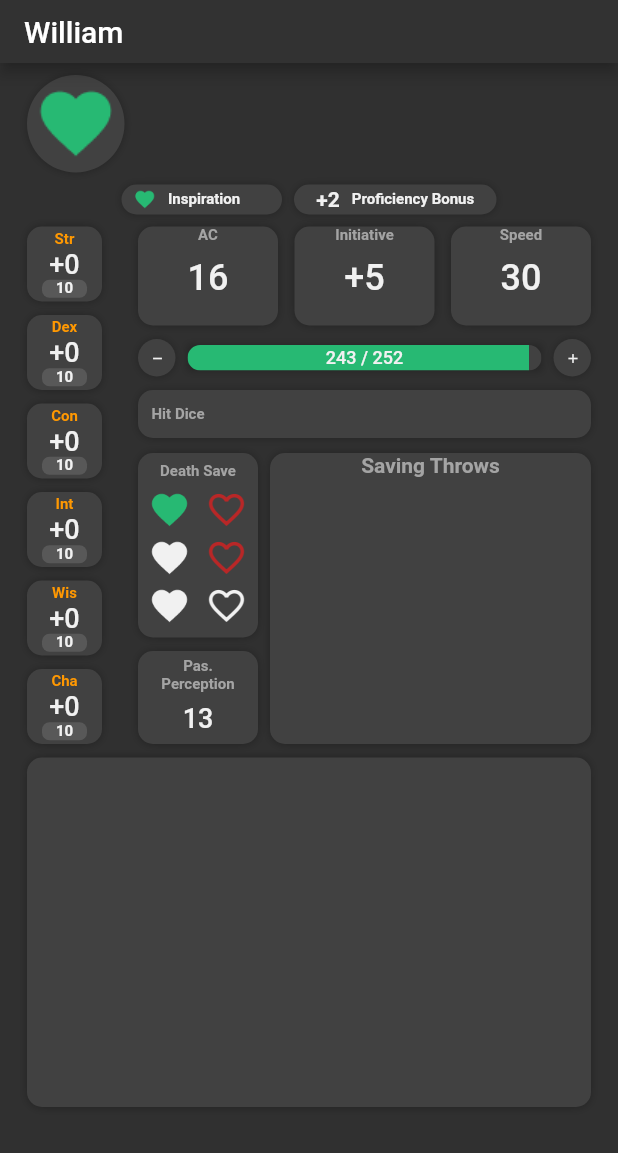
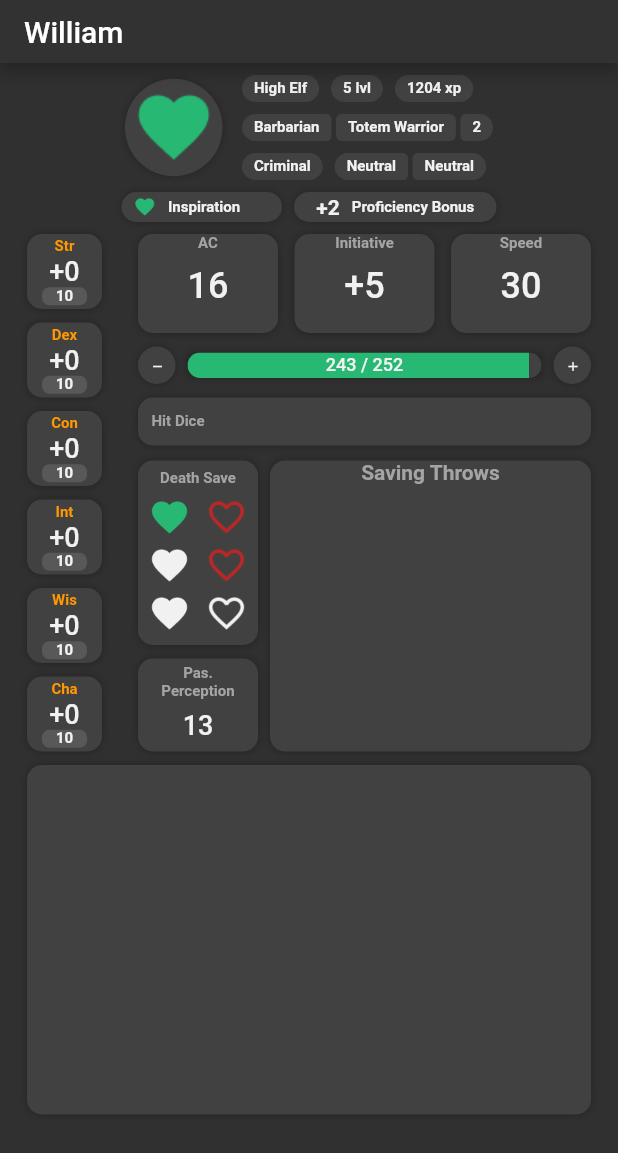
Before and after one commit to Lysmi/character_sheet, a Flutter app: the screen it shows after launch, on a phone screen of 412 x 824 dp. Shown: the top 1153 px of the screen. Run offline on Flutter 3.47's test engine with Material 2 defaults, Android fonts, the phone set to English and light mode, and no system bars; our stand-ins replace device_preview, percent_indicator; Roboto replaces fonts that are missing (Montserrat).

Commit message:
add main info panel to character_stats_page

```diff
--- a/lib/screens/character_stats/character_stats_page.dart
+++ b/lib/screens/character_stats/character_stats_page.dart
@@ -4,6 +4,7 @@ import 'package:character_sheet/screens/character_stats/widgets/death_save.dart'
 import 'package:character_sheet/screens/character_stats/widgets/derived_stats.dart';
 import 'package:character_sheet/screens/character_stats/widgets/health.dart';
 import 'package:character_sheet/screens/character_stats/widgets/hit_dice.dart';
+import 'package:character_sheet/screens/character_stats/widgets/info.dart';
 import 'package:character_sheet/screens/character_stats/widgets/inspiration.dart';
 import 'package:character_sheet/screens/character_stats/widgets/passive_perception.dart';
 import 'package:character_sheet/screens/character_stats/widgets/proficiency_bonus.dart';
@@ -28,21 +29,22 @@ class CharacterStatsContent extends StatelessWidget {
       body: Center(
         child: Container(
           padding: const EdgeInsets.only(left: 18.0, right: 18.0),
-          //constraints: const BoxConstraints(maxWidth: 500),
-          child: ListView(
-              padding: const EdgeInsets.symmetric(vertical: 8),
-              children: [
+          constraints: const BoxConstraints(maxWidth: 500),
+          child: ListView(padding: const EdgeInsets.symmetric(vertical: 8), children: [
             Column(
               children: [
-                    Row(
+                Wrap(
+                  crossAxisAlignment: WrapCrossAlignment.center,
+                  spacing: 13,
                   children: const [
                     CharacterPhoto(),
+                    Info(),
                   ],
                 ),
                 Padding(
                   padding: const EdgeInsets.symmetric(vertical: 8.0),
                   child: Wrap(
-                        spacing: 8.0,
+                    spacing: 8,
                     children: const [
                       Inspiration(),
                       ProficiencyBonus(),
@@ -53,9 +55,7 @@ class CharacterStatsContent extends StatelessWidget {
                   spacing: 9,
                   runSpacing: 9,
                   children: [
-                        Container(
-                          constraints: const BoxConstraints(maxWidth: 500),
-                          child: Row(
+                    Row(
                       children: [
                         AbilityList(),
                         const SizedBox(
@@ -81,8 +81,7 @@ class CharacterStatsContent extends StatelessWidget {
                                     ),
                                     const Expanded(
                                       child: Padding(
-                                              padding:
-                                                  EdgeInsets.only(left: 8.0),
+                                        padding: EdgeInsets.only(left: 8.0),
                                         child: SavingThrows(),
                                       ),
                                     ),
@@ -93,7 +92,6 @@ class CharacterStatsContent extends StatelessWidget {
                           ),
                         ),
                       ],
-                          ),
                     ),
                     const SkillList(),
                   ],
--- /dev/null
+++ b/lib/screens/character_stats/widgets/character_classes.dart
@@ -0,0 +1,66 @@
+import 'package:character_sheet/styles/text_styles.dart';
+import 'package:flutter/material.dart';
+
+import '../../../styles/assets_images.dart';
+import '../../../styles/colours.dart';
+import '../../../styles/global_styles.dart';
+
+class CharacterClasses extends StatelessWidget {
+  final String characterClass;
+  final String archetype;
+  final String classLvl;
+  var _haveArchetype = false;
+
+  CharacterClasses({
+    Key? key,
+    required this.characterClass,
+    required this.classLvl,
+    this.archetype = '',
+  }) : super(key: key);
+
+  get onChanged => null;
+
+  @override
+  Widget build(BuildContext context) {
+    if (archetype != '') {
+      _haveArchetype = true;
+    }
+    return Wrap(
+      spacing: 3,
+      children: [
+        Container(
+          padding: const EdgeInsets.symmetric(horizontal: 8, vertical: 3),
+          decoration: BoxDecoration(
+              color: currTheme.secondaryColor,
+              borderRadius: const BorderRadius.horizontal(
+                  left: Radius.circular(10), right: Radius.circular(4))),
+          child: Text(
+            characterClass,
+            style: smallTitleOnMainTextStyle,
+          ),
+        ),
+        if (_haveArchetype)
+          Container(
+            padding: const EdgeInsets.symmetric(horizontal: 8, vertical: 3),
+            decoration: BoxDecoration(
+                color: currTheme.secondaryColor, borderRadius: BorderRadius.circular(4)),
+            child: Text(
+              archetype,
+              style: smallTitleOnMainTextStyle,
+            ),
+          ),
+        Container(
+          padding: const EdgeInsets.symmetric(horizontal: 8, vertical: 3),
+          decoration: BoxDecoration(
+              color: currTheme.secondaryColor,
+              borderRadius: const BorderRadius.horizontal(
+                  left: Radius.circular(4), right: Radius.circular(10))),
+          child: Text(
+            classLvl,
+            style: smallTitleOnMainTextStyle,
+          ),
+        ),
+      ],
+    );
+  }
+}
--- /dev/null
+++ b/lib/screens/character_stats/widgets/info.dart
@@ -0,0 +1,79 @@
+import 'package:character_sheet/styles/text_styles.dart';
+import 'package:flutter/material.dart';
+
+import '../../../styles/assets_images.dart';
+import '../../../styles/colours.dart';
+import '../../../styles/global_styles.dart';
+import '../../../widgets/text_tag.dart';
+import 'character_classes.dart';
+
+class Info extends StatelessWidget {
+  const Info({Key? key}) : super(key: key);
+
+  get onChanged => null;
+
+  @override
+  Widget build(BuildContext context) {
+    return Wrap(
+      direction: Axis.vertical,
+      spacing: 8,
+      runSpacing: 13,
+      children: [
+        Wrap(
+          spacing: 8,
+          children: const [
+            TextTag(
+              data: 'High Elf',
+            ),
+            TextTag(
+              data: '5 lvl',
+            ),
+            TextTag(
+              data: '1204 xp',
+            ),
+          ],
+        ),
+        CharacterClasses(
+          characterClass: 'Barbarian',
+          classLvl: "2",
+          archetype: "Totem Warrior",
+        ),
+        Wrap(
+          spacing: 8,
+          children: [
+            const TextTag(
+              data: 'Criminal',
+            ),
+            Wrap(
+              spacing: 3,
+              children: [
+                Container(
+                  padding: const EdgeInsets.symmetric(horizontal: 8, vertical: 3),
+                  decoration: BoxDecoration(
+                      color: currTheme.secondaryColor,
+                      borderRadius: const BorderRadius.horizontal(
+                          left: Radius.circular(10), right: Radius.circular(4))),
+                  child: Text(
+                    'Neutral',
+                    style: smallTitleOnMainTextStyle,
+                  ),
+                ),
+                Container(
+                  padding: const EdgeInsets.symmetric(horizontal: 8, vertical: 3),
+                  decoration: BoxDecoration(
+                      color: currTheme.secondaryColor,
+                      borderRadius: const BorderRadius.horizontal(
+                          left: Radius.circular(4), right: Radius.circular(10))),
+                  child: Text(
+                    'Neutral',
+                    style: smallTitleOnMainTextStyle,
+                  ),
+                ),
+              ],
+            ),
+          ],
+        ),
+      ],
+    );
+  }
+}
--- /dev/null
+++ b/lib/widgets/text_tag.dart
@@ -0,0 +1,29 @@
+import 'package:character_sheet/styles/text_styles.dart';
+import 'package:flutter/material.dart';
+
+import '../../../styles/assets_images.dart';
+import '../../../styles/colours.dart';
+import '../../../styles/global_styles.dart';
+
+class TextTag extends StatelessWidget {
+  final String data;
+
+  const TextTag({required this.data, Key? key}) : super(key: key);
+
+  get onChanged => null;
+
+  @override
+  Widget build(BuildContext context) {
+    return Container(
+      padding: const EdgeInsets.symmetric(horizontal: 8, vertical: 3),
+      decoration: BoxDecoration(
+          color: currTheme.secondaryColor,
+          borderRadius: BorderRadius.circular(10)
+      ),
+      child: Text(
+        data,
+        style: smallTitleOnMainTextStyle,
+      ),
+    );
+  }
+}
```
Also changed, not shown: lib/widgets/char_progress_bar.dart (+2 -5 lines). Lines whose indentation alone changed are shown as unchanged.
